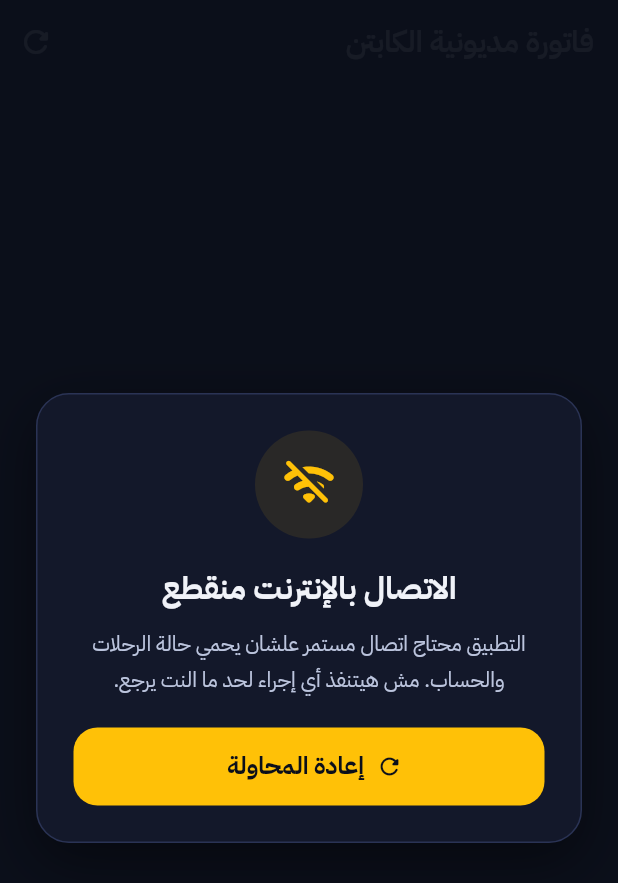
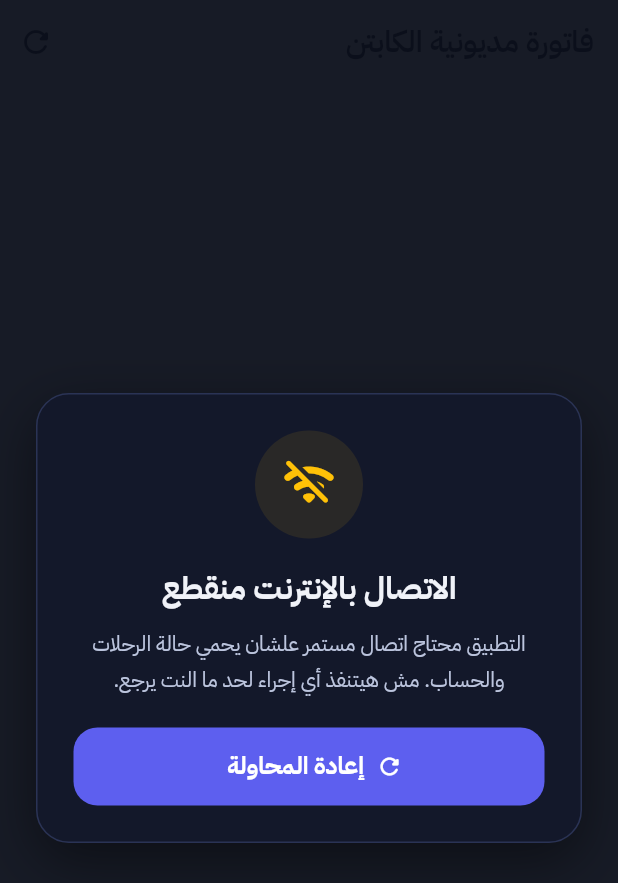
Before and after one commit to Omar19q/veto, a Flutter app: the CaptainDebtInvoiceV17 screen opened by its route, on a phone screen of 412 x 824 dp. Shown: the top 883 px of the screen. Run offline on Flutter 3.47's test engine with Material 3 defaults, Android fonts, the phone set to English and light mode, and no system bars; our stand-ins replace audioplayers, cached_network_image, connectivity_plus, country_picker, dio, firebase_core and 18 more; missing offline and left inert: flutter_background_service, maplibre_gl, onesignal_flutter, phone_numbers_parser; accounts and stored records are empty; network calls fail; statements that could not run were skipped; project files that could hold a hidden picture were left out.

Commit message:
feat: default theme mode to system to follow mobile device setting

```diff
--- a/lib/presentation/settings/product_settings_screen.dart
+++ b/lib/presentation/settings/product_settings_screen.dart
@@ -55,9 +55,9 @@ class _ProductSettingsScreenState extends State<ProductSettingsScreen> {
           Text(l.appearance, style: Theme.of(context).textTheme.titleLarge),
           const SizedBox(height: 12),
           for (final entry in [
+            MapEntry(ThemeMode.system, l.system),
+            MapEntry(ThemeMode.light, l.light),
             MapEntry(ThemeMode.dark, l.dark),
-            MapEntry(ThemeMode.light, l.light),
-            MapEntry(ThemeMode.system, l.system),
           ])
             ListTile(
               title: Text(entry.value),
--- a/lib/services/product_preferences.dart
+++ b/lib/services/product_preferences.dart
@@ -6,7 +6,7 @@ class ProductPreferences extends ChangeNotifier {
   ProductPreferences();
   static final instance = ProductPreferences();
   Locale _locale = const Locale('ar');
-  ThemeMode _theme = ThemeMode.dark;
+  ThemeMode _theme = ThemeMode.system;
   Locale get locale => _locale;
   ThemeMode get themeMode => _theme;
   bool loadFailed = false;
@@ -54,15 +54,16 @@ class ProductPreferences extends ChangeNotifier {
       );
       _theme = switch (prefs.getString('product.theme')) {
         'light' => ThemeMode.light,
+        'dark' => ThemeMode.dark,
         'system' => ThemeMode.system,
-        _ => ThemeMode.dark,
+        _ => ThemeMode.system,
       };
       loadFailed = false;
     } catch (_) {
       // Presentation storage must not prevent boot or change Auth/session state.
       loadFailed = true;
       _locale = const Locale('ar');
-      _theme = ThemeMode.dark;
+      _theme = ThemeMode.system;
     }
     notifyListeners();
   }
--- a/lib/theme/app_theme.dart
+++ b/lib/theme/app_theme.dart
@@ -160,6 +160,61 @@ class AppTheme {
     ),
     textTheme: _buildTextTheme(Brightness.light),
     scaffoldBackgroundColor: const Color(0xFFF8FAFC),
+    appBarTheme: const AppBarThemeData(
+      backgroundColor: Colors.transparent,
+      elevation: 0,
+      scrolledUnderElevation: 0,
+      centerTitle: false,
+      iconTheme: IconThemeData(color: Color(0xFF0F172A)),
+    ),
+    cardTheme: CardThemeData(
+      color: Colors.white,
+      elevation: 0,
+      shape: RoundedRectangleBorder(
+        borderRadius: BorderRadius.circular(16),
+        side: const BorderSide(color: Color(0xFFE2E8F0), width: 1),
+      ),
+    ),
+    inputDecorationTheme: InputDecorationThemeData(
+      filled: true,
+      fillColor: const Color(0xFFF1F5F9),
+      border: OutlineInputBorder(
+        borderRadius: BorderRadius.circular(12),
+        borderSide: const BorderSide(color: Color(0xFFCBD5E1)),
+      ),
+      enabledBorder: OutlineInputBorder(
+        borderRadius: BorderRadius.circular(12),
+        borderSide: const BorderSide(color: Color(0xFFCBD5E1)),
+      ),
+      focusedBorder: const OutlineInputBorder(
+        borderRadius: BorderRadius.all(Radius.circular(12)),
+        borderSide: BorderSide(color: Color(0xFF5D5FEF), width: 2),
+      ),
+      errorBorder: const OutlineInputBorder(
+        borderRadius: BorderRadius.all(Radius.circular(12)),
+        borderSide: BorderSide(color: Color(0xFFDC2626)),
+      ),
+      labelStyle: const TextStyle(color: Color(0xFF64748B)),
+      hintStyle: const TextStyle(color: Color(0xFF94A3B8)),
+    ),
+    elevatedButtonTheme: ElevatedButtonThemeData(
+      style: ElevatedButton.styleFrom(
+        backgroundColor: const Color(0xFF5D5FEF),
+        foregroundColor: Colors.white,
+        elevation: 0,
+        padding: const EdgeInsets.symmetric(vertical: 16, horizontal: 24),
+        shape: RoundedRectangleBorder(borderRadius: BorderRadius.circular(14)),
+        textStyle: const TextStyle(
+          fontFamily: 'Cairo',
+          fontSize: 16,
+          fontWeight: FontWeight.w700,
+        ),
+      ),
+    ),
+    bottomNavigationBarTheme: const BottomNavigationBarThemeData(
+      backgroundColor: Colors.transparent,
+      elevation: 0,
+    ),
   );
 
   static ThemeData get darkTheme => ThemeData(
```
Also changed, not shown: 1 other file.
